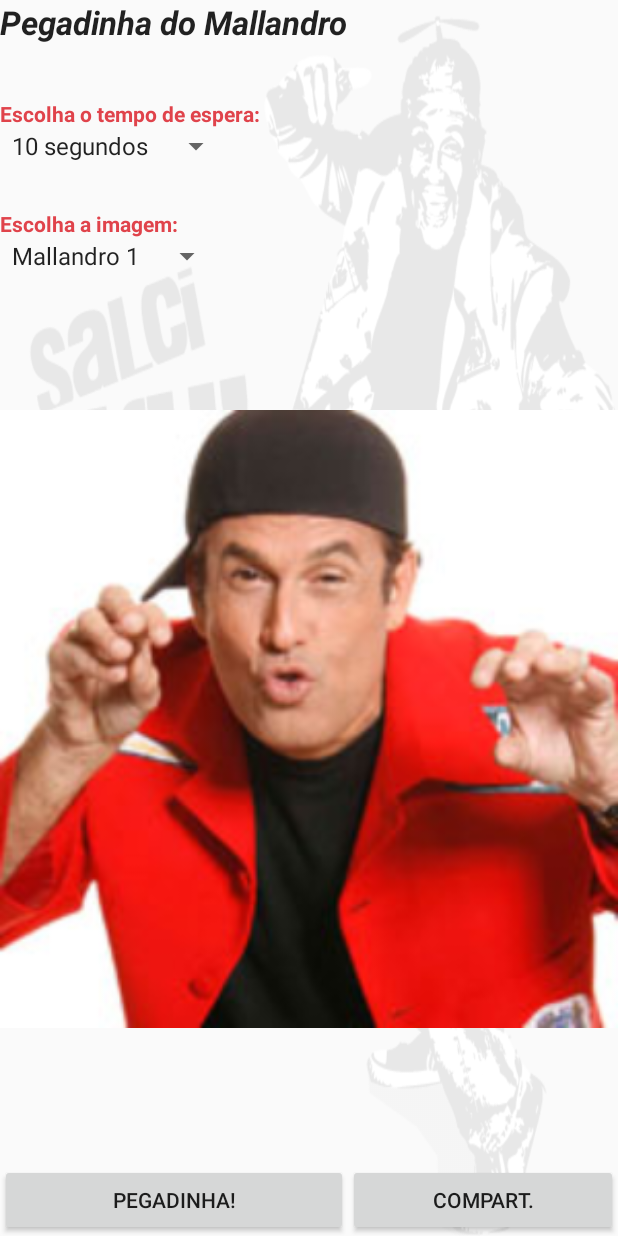
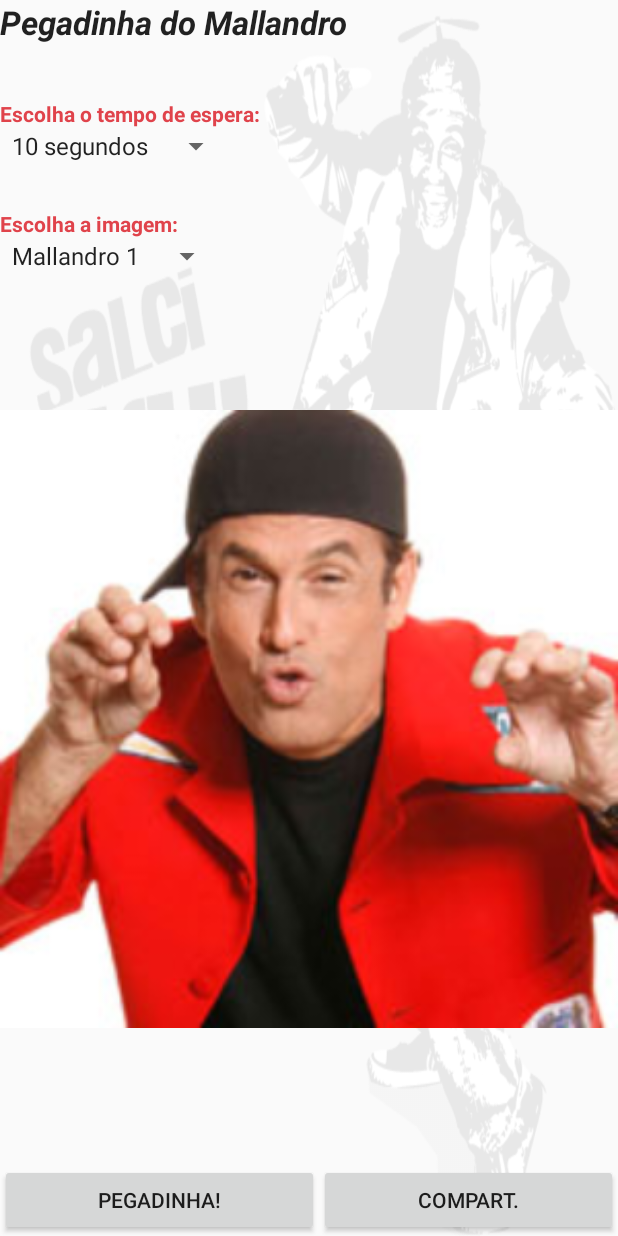
Before and after one commit to ckilee/malandro, an Android app: the screen it shows after launch (MainActivity), on a phone screen of 412 x 824 dp. Run offline under Robolectric (Android 15) with nearby library versions, the phone set to English and light mode, and no system bars; our stand-ins replace AdMob.

Commit message:
Fixing layout
Signed-off-by: Carlos Eduardo Ki Lee <ckilee@gmail.com>

```diff
--- a/MallandroApk/app/src/main/java/dev/br/mallandro/MainActivity.java
+++ b/MallandroApk/app/src/main/java/dev/br/mallandro/MainActivity.java
@@ -81,24 +81,23 @@ public class MainActivity extends Activity {
         //Adware Main Activity
         AdView mAdView = (AdView) findViewById(R.id.adView);
 
-        //AdRequest adRequest = new AdRequest.Builder().build();
-        AdRequest adRequest = new AdRequest.Builder()
+        AdRequest adRequest = new AdRequest.Builder().build();
+        /*AdRequest adRequest = new AdRequest.Builder()
                 .addTestDevice(AdRequest.DEVICE_ID_EMULATOR)
                 .addTestDevice("E112885C2D32D31690C7B60F25C89356")
                 .addTestDevice("13E7A5DDF2981F979D554ED02BC571B3")
-                .build();
-
+                .build();*/
         mAdView.loadAd(adRequest);
 
         //Adware interstitial ads
         mInterstitialAd = new InterstitialAd(this);
         mInterstitialAd.setAdUnitId(this.getString(R.string.banner_ad_unit_id));
-        AdRequest adRequestInterstitialAd = new AdRequest.Builder()
+        /*AdRequest adRequestInterstitialAd = new AdRequest.Builder()
                 .addTestDevice(AdRequest.DEVICE_ID_EMULATOR)
                 .addTestDevice("E112885C2D32D31690C7B60F25C89356")
                 .addTestDevice("13E7A5DDF2981F979D554ED02BC571B3")
-                .build();
-        //AdRequest adRequestInterstitialAd = new AdRequest.Builder().build();
+                .build();*/
+        AdRequest adRequestInterstitialAd = new AdRequest.Builder().build();
 
         mInterstitialAd.loadAd(adRequestInterstitialAd);
     }
--- a/MallandroApk/app/src/main/java/dev/br/mallandro/PegadinhaActivity.java
+++ b/MallandroApk/app/src/main/java/dev/br/mallandro/PegadinhaActivity.java
@@ -56,7 +56,7 @@ public class PegadinhaActivity extends Activity {
         int delay = 2500;
         if(intertistialLoadedLocally) {
             //If intertistial loading in this class, We will give 1 more second to load banner
-            delay = 3500;
+            delay = 4000;
         }
         new ShowInterstitialTask().execute(delay);
 
--- a/MallandroApk/app/src/main/res/layout/activity_main.xml
+++ b/MallandroApk/app/src/main/res/layout/activity_main.xml
@@ -60,8 +60,8 @@
         android:layout_above="@+id/adView"
         android:layout_alignParentLeft="true"
         android:layout_alignParentStart="true"
-        android:layout_alignRight="@+id/Title"
-        android:layout_alignEnd="@+id/Title" />
+        android:layout_alignRight="@+id/space"
+        android:layout_alignEnd="@+id/space" />
 
     <Spinner
         android:layout_width="wrap_content"
@@ -143,4 +143,11 @@
         android:layout_toRightOf="@+id/button_scare"
         android:layout_alignParentRight="true"
         android:layout_alignParentEnd="true" />
+
+    <Space
+        android:layout_width="20px"
+        android:layout_height="20px"
+        android:layout_alignParentBottom="true"
+        android:layout_centerHorizontal="true"
+        android:id="@+id/space" />
 </RelativeLayout>
```
